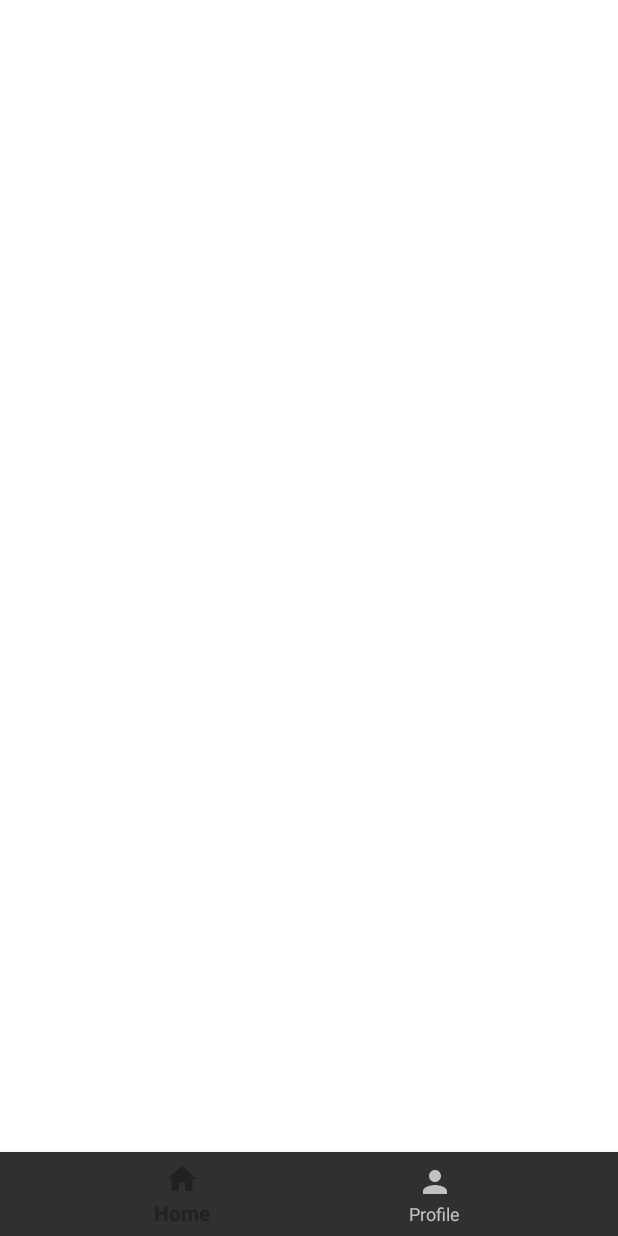
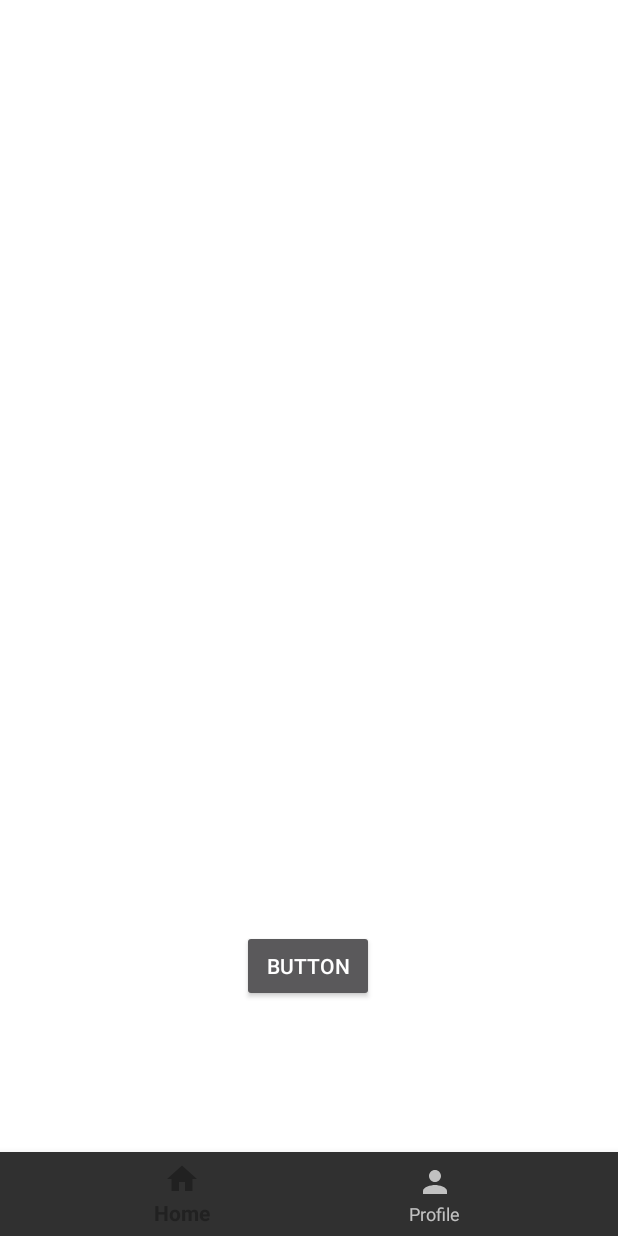
Before and after one commit to imlucifermorningstar/PlatTech, an Android app: the HomeFragment screen opened directly, with no data from a screen before it, on a phone screen of 412 x 824 dp. Run offline under Robolectric (Android 15) with nearby library versions, the phone set to English and light mode, and no system bars; our stand-ins replace Navigation 3, navigation-ui.

Commit message:
Commit Update Changes

```diff
--- a/app/src/main/java/com/example/myapplication/ui/dashboard/DashboardViewModel.java
+++ b/app/src/main/java/com/example/myapplication/ui/dashboard/DashboardViewModel.java
@@ -10,7 +10,7 @@ public class DashboardViewModel extends ViewModel {
 
     public DashboardViewModel() {
         mText = new MutableLiveData<>();
-        mText.setValue("This is dashboard fragment");
+        mText.setValue("");
     }
 
     public LiveData<String> getText() {
--- a/app/src/main/java/com/example/myapplication/ui/home/HomeFragment.java
+++ b/app/src/main/java/com/example/myapplication/ui/home/HomeFragment.java
@@ -24,7 +24,7 @@ public class HomeFragment extends Fragment {
         binding = FragmentHomeBinding.inflate(inflater, container, false);
         View root = binding.getRoot();
 
-        final TextView textView = binding.textHome;
+        final TextView textView = binding.textView2;
         homeViewModel.getText().observe(getViewLifecycleOwner(), textView::setText);
         return root;
     }
--- a/app/src/main/res/layout/activity_main.xml
+++ b/app/src/main/res/layout/activity_main.xml
@@ -30,7 +30,7 @@
 
     <EditText
         android:id="@+id/password_edit_text"
-        android:layout_width="wrap_content"
+        android:layout_width="200dp"
         android:layout_height="wrap_content"
         android:layout_marginStart="100dp"
         android:layout_marginTop="332dp"
--- a/app/src/main/res/layout/activity_main_page.xml
+++ b/app/src/main/res/layout/activity_main_page.xml
@@ -27,9 +27,11 @@
         android:layout_height="match_parent"
         app:defaultNavHost="true"
         app:layout_constraintBottom_toTopOf="@id/nav_view"
+        app:layout_constraintHorizontal_bias="0.0"
         app:layout_constraintLeft_toLeftOf="parent"
         app:layout_constraintRight_toRightOf="parent"
         app:layout_constraintTop_toTopOf="parent"
+        app:layout_constraintVertical_bias="1.0"
         app:navGraph="@navigation/mobile_navigation3"/>
 
 </androidx.constraintlayout.widget.ConstraintLayout>
--- a/app/src/main/res/layout/fragment_home.xml
+++ b/app/src/main/res/layout/fragment_home.xml
@@ -4,19 +4,33 @@
     xmlns:tools="http://schemas.android.com/tools"
     android:layout_width="match_parent"
     android:layout_height="match_parent"
+    android:background="@color/white"
     tools:context=".ui.home.HomeFragment">
 
-    <TextView
-        android:id="@+id/text_home"
-        android:layout_width="match_parent"
+
+    <Button
+        android:id="@+id/button3"
+        android:layout_width="wrap_content"
         android:layout_height="wrap_content"
-        android:layout_marginStart="8dp"
-        android:layout_marginTop="8dp"
-        android:layout_marginEnd="8dp"
-        android:textAlignment="center"
-        android:textSize="20sp"
+        android:text="Button"
         app:layout_constraintBottom_toBottomOf="parent"
         app:layout_constraintEnd_toEndOf="parent"
+        app:layout_constraintHorizontal_bias="0.498"
         app:layout_constraintStart_toStartOf="parent"
-        app:layout_constraintTop_toTopOf="parent" />
+        app:layout_constraintTop_toTopOf="parent"
+        app:layout_constraintVertical_bias="0.783" />
+
+    <TextView
+        android:id="@+id/textView2"
+        android:layout_width="wrap_content"
+        android:layout_height="wrap_content"
+        android:text="Welcome"
+        android:textColor="@color/black"
+        app:layout_constraintBottom_toTopOf="@+id/button3"
+        app:layout_constraintEnd_toEndOf="parent"
+        app:layout_constraintHorizontal_bias="0.014"
+        app:layout_constraintStart_toStartOf="parent"
+        app:layout_constraintTop_toTopOf="parent"
+        app:layout_constraintVertical_bias="0.011" />
+
 </androidx.constraintlayout.widget.ConstraintLayout>
--- a/app/src/main/res/menu/bottom_nav_menu.xml
+++ b/app/src/main/res/menu/bottom_nav_menu.xml
@@ -5,6 +5,7 @@
         android:id="@+id/navigation_home"
         android:icon="@drawable/ic_home_black_24dp"
         android:title="Home"/>
+
     <item
         android:id="@+id/navigation_dashboard"
         android:icon="@drawable/baseline_person_24"
```
